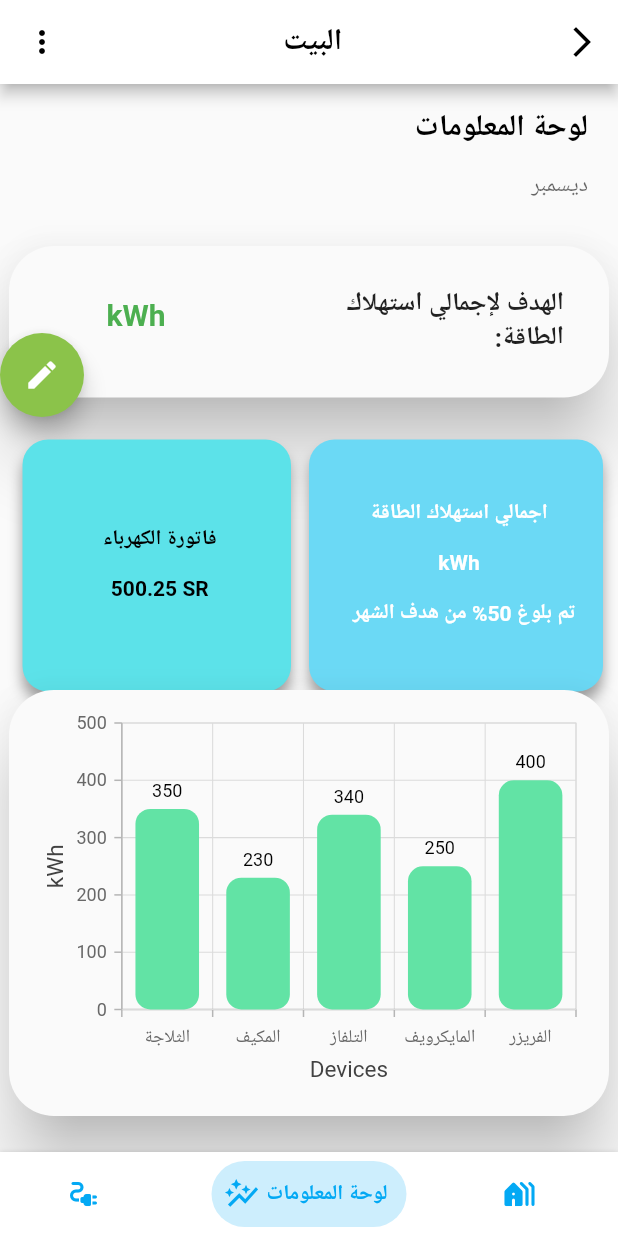
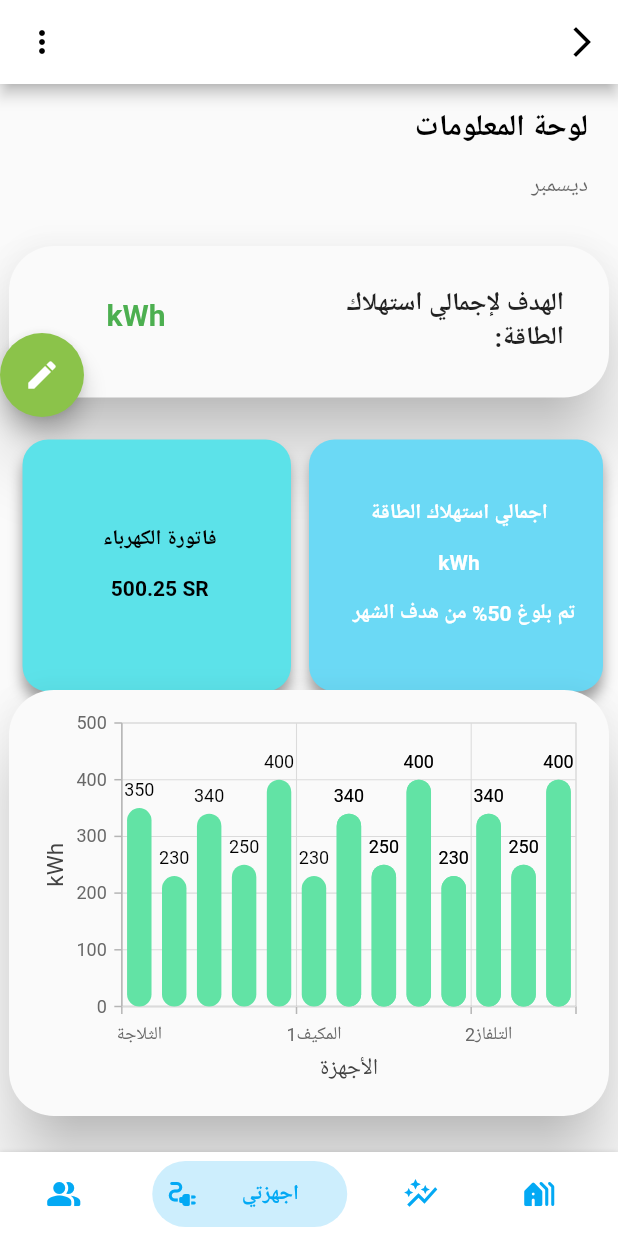
Before and after one commit to reemswe/rashd, a Flutter app: the dashboard screen opened directly, on a phone screen of 412 x 824 dp. Run offline on Flutter 3.47's test engine with Material 2 defaults, Android fonts, the phone set to English and light mode, and no system bars; drawn by our look-alikes of bottom_navy_bar; our stand-ins replace cloud_firestore, firebase_core, syncfusion_flutter_charts, toggle_switch; accounts and stored records are empty.

Commit message:
updated dashboard

```diff
--- a/lib/dashboard.dart
+++ b/lib/dashboard.dart
@@ -3,6 +3,7 @@ import 'package:bottom_navy_bar/bottom_navy_bar.dart';
 import 'package:cloud_firestore/cloud_firestore.dart';
 import 'package:flutter/material.dart';
 import 'package:flutter/services.dart';
+import 'package:rashd/list_of_houseMembers.dart';
 import 'package:syncfusion_flutter_charts/charts.dart';
 import 'create_house_account.dart';
 
@@ -55,16 +56,32 @@ class _dashboardState extends State<dashboard> {
     ChartData('المكيف', 230),
     ChartData('التلفاز', 340),
     ChartData('المايكرويف', 250),
-    ChartData('الفريزر', 400)
+    ChartData('الفريزر', 400),
+    ChartData('المكيف1', 230),
+    ChartData('1التلفاز', 340),
+    ChartData('1المايكرويف', 250),
+    ChartData('1الفريزر', 400),
+    ChartData('المكيف2', 230),
+    ChartData('2التلفاز', 340),
+    ChartData('2المايكرويف', 250),
+    ChartData('2الفريزر', 400),
+    ChartData('1التلفاز', 340),
+    ChartData('1المايكرويف', 250),
+    ChartData('1الفريزر', 400),
+    ChartData('المكيف2', 230),
+    ChartData('2التلفاز', 340),
+    ChartData('2المايكرويف', 250),
+    ChartData('2الفريزر', 400)
   ];
   int i = 0;
   var date = DateTime.now();
   var formatted = '';
   TextEditingController goalController = TextEditingController();
-
+  String houseName = '';
   @override
   void initState() {
     setState(() {
+      String houseID = '';
       int index = date.month;
       formatted = months[index];
       FirebaseFirestore.instance
@@ -72,10 +89,18 @@ class _dashboardState extends State<dashboard> {
           .doc(widget.dashId)
           .get()
           .then((value) {
+        houseID = value.data()!["houseID"];
         userGoal = value.data()!["userGoal"];
         energy = totalEnergy();
+        FirebaseFirestore.instance
+            .collection("houseAccount")
+            .doc(houseID)
+            .get()
+            .then((value) {
+          houseName = value.data()!["houseName"];
+          print('houseName: $houseName');
         });
-      //totalEnergy();
+      });
     });
 
     super.initState();
@@ -88,10 +113,15 @@ class _dashboardState extends State<dashboard> {
   Widget build(BuildContext context) {
     return Scaffold(
       appBar: AppBar(
-        title: const Text(
-          ' البيت',
-          style: TextStyle(color: Colors.black, fontWeight: FontWeight.bold),
-        ),
+        title: FutureBuilder(
+            future: goal(),
+            builder: (context, snapshot) {
+              return Text(
+                houseName,
+                style: const TextStyle(
+                    color: Colors.black, fontWeight: FontWeight.bold),
+              );
+            }),
         centerTitle: true,
         backgroundColor: Colors.white,
         foregroundColor: Colors.black,
@@ -383,9 +413,12 @@ class _dashboardState extends State<dashboard> {
                                   color: Color.fromARGB(0, 189, 189, 189))),
                           prefixIcon: Padding(
                               padding: const EdgeInsets.all(12),
+                              //child: SingleChildScrollView(
                               child: SfCartesianChart(
                                   primaryXAxis: CategoryAxis(
-                                      title: AxisTitle(text: 'Devices')),
+                                      visibleMinimum: 0,
+                                      visibleMaximum: 10,
+                                      title: AxisTitle(text: 'الأجهزة')),
                                   primaryYAxis: NumericAxis(
                                       title: AxisTitle(text: 'kWh')),
                                   series: <ChartSeries<ChartData, String>>[
@@ -403,11 +436,11 @@ class _dashboardState extends State<dashboard> {
                                             data.x,
                                         yValueMapper: (ChartData data, _) =>
                                             data.y),
-                                  ]),
+                                  ])),
                         ),
                       ),
                     ),
-                      ))
+                  )
                 ]),
               )
             ]),
@@ -424,11 +457,19 @@ class _dashboardState extends State<dashboard> {
           () => global.index = index,
         );
         if (global.index == 0) {
+          Navigator.push(
+            context,
+            MaterialPageRoute(builder: (context) => const HouseMembers()),
+          );
+        } else if (global.index == 1) {
           // Navigator.push(
           //   context,
-          //   MaterialPageRoute(builder: (context) => const devicesList()),
+          //   MaterialPageRoute(
+          //       builder: (context) => const dashboard(
+          //             dashId: 'fIgVgfieeVqGRB9oRne1',
+          //           )),
           // );
-        } else if (global.index == 1) {
+        } else if (global.index == 2) {
           Navigator.push(
             context,
             MaterialPageRoute(
@@ -436,15 +477,17 @@ class _dashboardState extends State<dashboard> {
                       dashId: 'fIgVgfieeVqGRB9oRne1',
                     )),
           );
-        } else if (global.index == 2) {
-          // Navigator.push(
-          //   context,
-          //   MaterialPageRoute(
-          //       builder: (context) => const ListOfHouseAccounts()),
-          // );
-        }
+        } else if (global.index == 3) {}
       },
       items: <BottomNavyBarItem>[
+        BottomNavyBarItem(
+          icon: const Icon(Icons.people_alt_rounded),
+          title: const Text(
+            ' الأعضاء',
+            textAlign: TextAlign.center,
+          ),
+          activeColor: Colors.lightBlue,
+        ),
         BottomNavyBarItem(
           icon: const Icon(Icons.electrical_services_rounded),
           title: const Text(
@@ -647,6 +690,7 @@ class _dashboardState extends State<dashboard> {
   }
 
   Future<void> totalEnergy() async {
+    String percentage = '';
     var collection = await FirebaseFirestore.instance
         .collection('dashboard')
         .doc(widget.dashId)
@@ -663,30 +707,13 @@ class _dashboardState extends State<dashboard> {
       total = total - i;
       print('t0tal after: $total');
       setState(() {
+        percentage = ((total / int.parse(userGoal)) * 100).toStringAsFixed(1);
         text[1][0] =
-            'اجمالي استهلاك الطاقة\n\n$total kWh\n\n  تم بلوغ 50% من هدف الشهر';
+            'اجمالي استهلاك الطاقة\n\n$total kWh\n\n  تم بلوغ $percentage% من هدف الشهر';
         i = total;
       });
       print('i after: $i');
     });
-
-    // int i = 0;
-    // var collection = FirebaseFirestore.instance
-    //     .collection('dashboard')
-    //     .doc(widget.dashId)
-    //     .collection('dashboard_readings');
-    // var querySnapshot = await collection.get();
-    // for (var doc in querySnapshot.docs) {
-    //   Map<String, dynamic> data = doc.data();
-    //   var fooValue = data['energy_consumption']; // <-- Retrieving the value.
-    //   i += int.parse(fooValue);
-    // }
-    // print('t0tal: $i');
-    // setState(() {
-    //   // text[1][0] =
-    //   //     'اجمالي استهلاك الطاقة\n\n$i kWh\n\n  تم بلوغ 50% من هدف الشهر';
-    //   total = i;
-    // });
   }
 }
 
```
Also changed, not shown: lib/list_of_houseMembers.dart (added, +162 -0 lines). Lines whose indentation alone changed are shown as unchanged.
